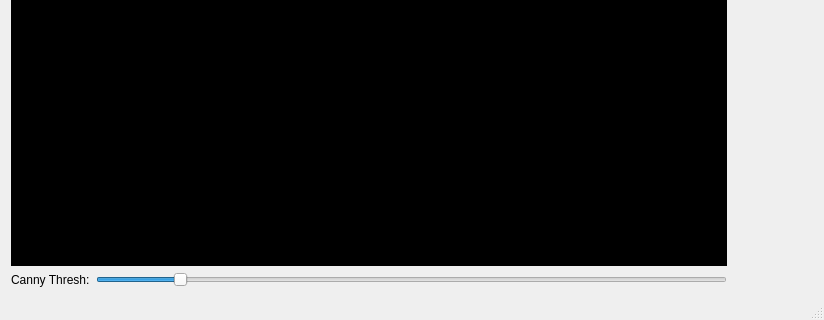
n00bi14/mcu_course_detection_simulation, file mainwindow.ui: the form before one commit; both pictures show x 0 to 824 and y 264 to 584 of the 824 by 584 pixel window.
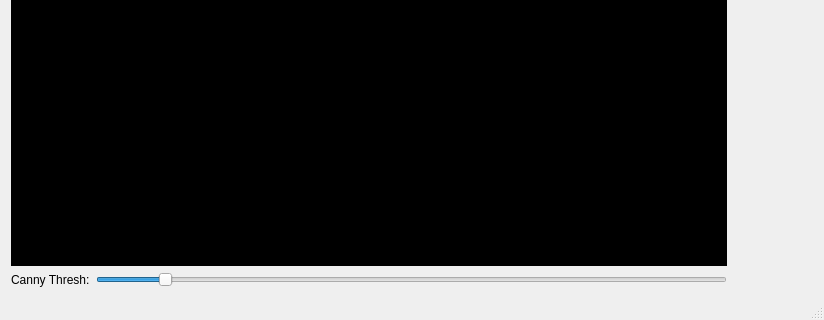
The form after the commit.

Commit message: Show lines with Hough Transformation an skip intro

What changed in the file:
```diff
--- a/mainwindow.ui
+++ b/mainwindow.ui
@@ -57,7 +57,7 @@
        <number>800</number>
       </property>
       <property name="value">
-       <number>100</number>
+       <number>80</number>
       </property>
       <property name="orientation">
        <enum>Qt::Horizontal</enum>
```
Left out of the diff: 22 changed lines with no effect on the pictures. The commit also changes 2 other files.
